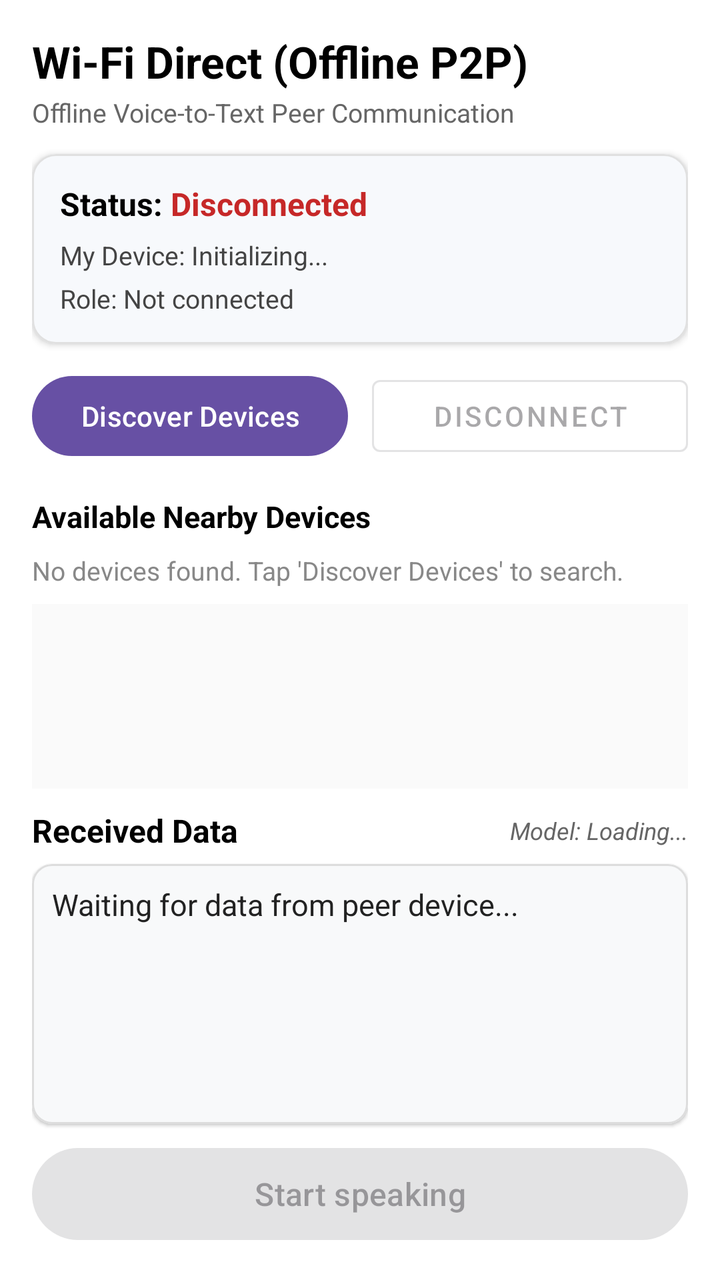
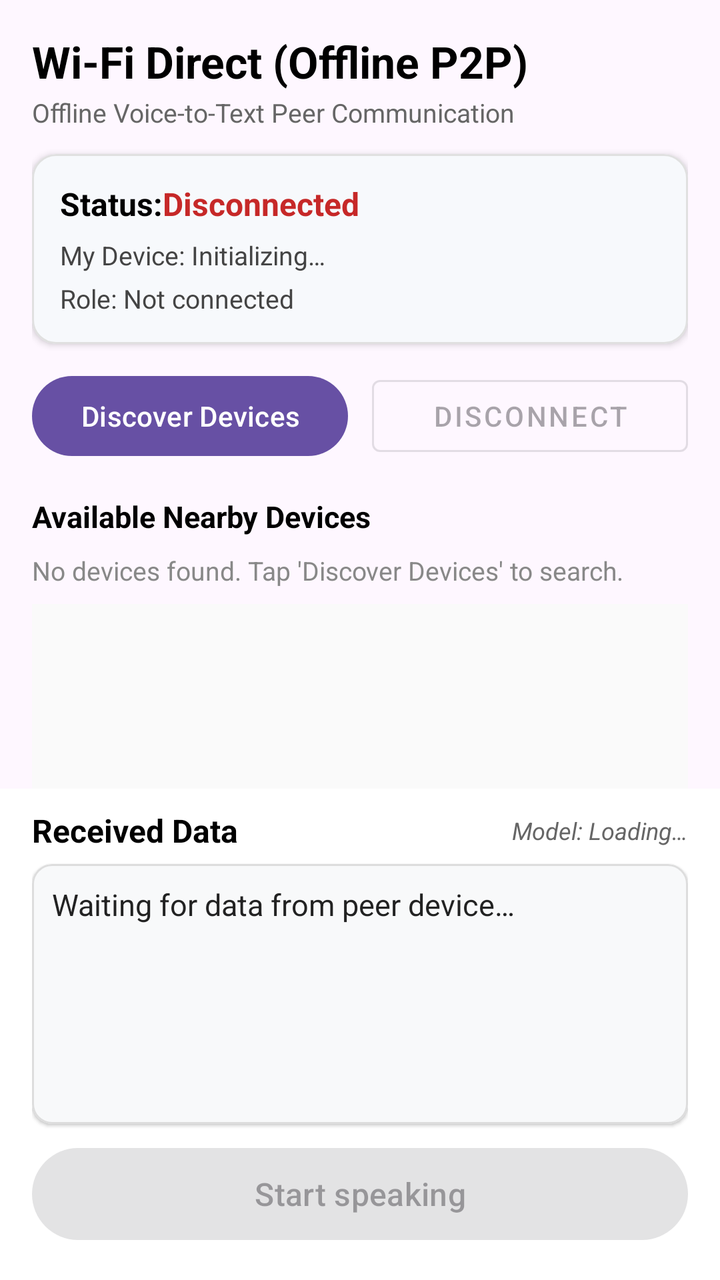

Two renders of the same Android screen: before a commit and after it. Below are the layout's source before the change and the commit's diff.
<!-- AndroidManifest.xml: application theme Theme.ITantraSIH -->
<!-- res/layout/activity_main.xml -->
<?xml version="1.0" encoding="utf-8"?>
<androidx.constraintlayout.widget.ConstraintLayout xmlns:android="http://schemas.android.com/apk/res/android"
    xmlns:app="http://schemas.android.com/apk/res-auto"
    xmlns:tools="http://schemas.android.com/tools"
    android:id="@+id/main"
    android:layout_width="match_parent"
    android:layout_height="match_parent"
    android:background="#FFFFFF"
    tools:context=".MainActivity">

    
    <androidx.core.widget.NestedScrollView
        android:id="@+id/scrollViewContent"
        android:layout_width="0dp"
        android:layout_height="0dp"
        android:fillViewport="true"
        app:layout_constraintTop_toTopOf="parent"
        app:layout_constraintBottom_toTopOf="@id/bottomSection"
        app:layout_constraintStart_toStartOf="parent"
        app:layout_constraintEnd_toEndOf="parent">

        <LinearLayout
            android:layout_width="match_parent"
            android:layout_height="wrap_content"
            android:orientation="vertical"
            android:padding="16dp">

            
            <TextView
                android:id="@+id/tvTitle"
                android:layout_width="wrap_content"
                android:layout_height="wrap_content"
                android:text="Wi-Fi Direct (Offline P2P)"
                android:textSize="22sp"
                android:textStyle="bold"
                android:textColor="@color/black" />

            <TextView
                android:id="@+id/tvSubtitle"
                android:layout_width="wrap_content"
                android:layout_height="wrap_content"
                android:layout_marginTop="2dp"
                android:text="Offline Voice-to-Text Peer Communication"
                android:textSize="13sp"
                android:textColor="#666666" />

            
            <com.google.android.material.card.MaterialCardView
                android:layout_width="match_parent"
                android:layout_height="wrap_content"
                android:layout_marginTop="12dp"
                app:cardCornerRadius="12dp"
                app:cardElevation="2dp"
                app:cardBackgroundColor="@color/card_bg"
                app:strokeWidth="1dp"
                app:strokeColor="#E0E0E0">

                <LinearLayout
                    android:layout_width="match_parent"
                    android:layout_height="wrap_content"
                    android:orientation="vertical"
                    android:padding="14dp">

                    <LinearLayout
                        android:layout_width="match_parent"
                        android:layout_height="wrap_content"
                        android:orientation="horizontal"
                        android:gravity="center_vertical">

                        <TextView
                            android:layout_width="wrap_content"
                            android:layout_height="wrap_content"
                            android:text="Status: "
                            android:textSize="16sp"
                            android:textStyle="bold"
                            android:textColor="@color/black" />

                        <TextView
                            android:id="@+id/tvConnectionStatus"
                            android:layout_width="wrap_content"
                            android:layout_height="wrap_content"
                            android:text="Disconnected"
                            android:textSize="16sp"
                            android:textStyle="bold"
                            android:textColor="@color/status_disconnected" />
                    </LinearLayout>

                    <TextView
                        android:id="@+id/tvMyDeviceDetails"
                        android:layout_width="wrap_content"
                        android:layout_height="wrap_content"
                        android:layout_marginTop="6dp"
                        android:text="My Device: Initializing..."
                        android:textSize="13sp"
                        android:textColor="#444444" />

                    <TextView
                        android:id="@+id/tvRoleDetails"
                        android:layout_width="wrap_content"
                        android:layout_height="wrap_content"
                        android:layout_marginTop="4dp"
                        android:text="Role: Not connected"
                        android:textSize="13sp"
                        android:textColor="#444444" />

                </LinearLayout>
            </com.google.android.material.card.MaterialCardView>

            
            <LinearLayout
                android:layout_width="match_parent"
                android:layout_height="wrap_content"
                android:layout_marginTop="12dp"
                android:orientation="horizontal">

                <Button
                    android:id="@+id/btnDiscover"
                    android:layout_width="0dp"
                    android:layout_height="wrap_content"
                    android:layout_weight="1"
                    android:layout_marginEnd="6dp"
                    android:text="Discover Devices" />

                <Button
                    android:id="@+id/btnDisconnect"
                    android:layout_width="0dp"
                    android:layout_height="wrap_content"
                    android:layout_weight="1"
                    android:layout_marginStart="6dp"
                    android:enabled="false"
                    android:text="Disconnect"
                    style="@style/Widget.MaterialComponents.Button.OutlinedButton" />

            </LinearLayout>

            
            <TextView
                android:layout_width="wrap_content"
                android:layout_height="wrap_content"
                android:layout_marginTop="16dp"
                android:text="Available Nearby Devices"
                android:textSize="15sp"
                android:textStyle="bold"
                android:textColor="@color/black" />

            <TextView
                android:id="@+id/tvEmptyDevices"
                android:layout_width="match_parent"
                android:layout_height="wrap_content"
                android:layout_marginTop="8dp"
                android:text="No devices found. Tap 'Discover Devices' to search."
                android:textSize="13sp"
                android:textColor="#888888" />

            <ListView
                android:id="@+id/lvDevices"
                android:layout_width="match_parent"
                android:layout_height="120dp"
                android:layout_marginTop="8dp"
                android:background="#FAFAFA"
                android:divider="#E0E0E0"
                android:dividerHeight="1dp" />

        </LinearLayout>
    </androidx.core.widget.NestedScrollView>

    
    <LinearLayout
        android:id="@+id/bottomSection"
        android:layout_width="0dp"
        android:layout_height="wrap_content"
        android:orientation="vertical"
        android:paddingStart="16dp"
        android:paddingEnd="16dp"
        android:paddingTop="10dp"
        android:paddingBottom="16dp"
        android:background="#FFFFFF"
        app:layout_constraintBottom_toBottomOf="parent"
        app:layout_constraintStart_toStartOf="parent"
        app:layout_constraintEnd_toEndOf="parent">

        
        <LinearLayout
            android:layout_width="match_parent"
            android:layout_height="wrap_content"
            android:orientation="horizontal"
            android:gravity="center_vertical">

            <TextView
                android:id="@+id/tvReceivedDataTitle"
                android:layout_width="0dp"
                android:layout_height="wrap_content"
                android:layout_weight="1"
                android:text="Received Data"
                android:textSize="16sp"
                android:textStyle="bold"
                android:textColor="@color/black" />

            <TextView
                android:id="@+id/tvModelStatus"
                android:layout_width="wrap_content"
                android:layout_height="wrap_content"
                android:text="Model: Loading..."
                android:textSize="12sp"
                android:textStyle="italic"
                android:textColor="#666666" />
        </LinearLayout>

        
        <com.google.android.material.card.MaterialCardView
            android:layout_width="match_parent"
            android:layout_height="wrap_content"
            android:layout_marginTop="6dp"
            app:cardCornerRadius="10dp"
            app:cardElevation="1dp"
            app:cardBackgroundColor="#F8F9FA"
            app:strokeWidth="1dp"
            app:strokeColor="#DDDDDD">

            <ScrollView
                android:id="@+id/scrollReceivedData"
                android:layout_width="match_parent"
                android:layout_height="130dp"
                android:fillViewport="true"
                android:padding="10dp">

                <TextView
                    android:id="@+id/tvReceivedData"
                    android:layout_width="match_parent"
                    android:layout_height="wrap_content"
                    android:text="Waiting for data from peer device...\n"
                    android:textSize="15sp"
                    android:lineSpacingExtra="3dp"
                    android:textColor="#222222" />
            </ScrollView>
        </com.google.android.material.card.MaterialCardView>

        
        <TextView
            android:id="@+id/tvSpeakingStatus"
            android:layout_width="match_parent"
            android:layout_height="wrap_content"
            android:layout_marginTop="6dp"
            android:text=""
            android:textSize="13sp"
            android:textStyle="italic"
            android:textColor="#1976D2"
            android:visibility="gone" />

        
        <Button
            android:id="@+id/btnToggleSpeaking"
            android:layout_width="match_parent"
            android:layout_height="54dp"
            android:layout_marginTop="8dp"
            android:enabled="false"
            android:text="Start speaking"
            android:textSize="16sp" />

    </LinearLayout>

</androidx.constraintlayout.widget.ConstraintLayout>
<!-- resources referenced by this layout -->
<resources>
  <color name="black">#FF000000</color>
  <color name="card_bg">#F7F9FC</color>
  <color name="status_disconnected">#C62828</color>
  <style name="Theme.ITantraSIH" parent="Base.Theme.ITantraSIH" />
  <style name="Base.Theme.ITantraSIH" parent="Theme.Material3.DayNight.NoActionBar">
          
          
      </style>
</resources>

<!-- the commit's change to res/layout/activity_main.xml (unified diff, before → after) -->
@@ -5,7 +5,6 @@
     android:id="@+id/main"
     android:layout_width="match_parent"
     android:layout_height="match_parent"
-    android:background="#FFFFFF"
     tools:context=".MainActivity">
 
     
@@ -30,7 +29,7 @@
                 android:id="@+id/tvTitle"
                 android:layout_width="wrap_content"
                 android:layout_height="wrap_content"
-                android:text="Wi-Fi Direct (Offline P2P)"
+                android:text="@string/app_title"
                 android:textSize="22sp"
                 android:textStyle="bold"
                 android:textColor="@color/black" />
@@ -40,7 +39,7 @@
                 android:layout_width="wrap_content"
                 android:layout_height="wrap_content"
                 android:layout_marginTop="2dp"
-                android:text="Offline Voice-to-Text Peer Communication"
+                android:text="@string/app_subtitle"
                 android:textSize="13sp"
                 android:textColor="#666666" />
 
@@ -70,7 +69,7 @@
                         <TextView
                             android:layout_width="wrap_content"
                             android:layout_height="wrap_content"
-                            android:text="Status: "
+                            android:text="@string/status_label"
                             android:textSize="16sp"
                             android:textStyle="bold"
                             android:textColor="@color/black" />
@@ -79,7 +78,7 @@
                             android:id="@+id/tvConnectionStatus"
                             android:layout_width="wrap_content"
                             android:layout_height="wrap_content"
-                            android:text="Disconnected"
+                            android:text="@string/disconnected"
                             android:textSize="16sp"
                             android:textStyle="bold"
                             android:textColor="@color/status_disconnected" />
@@ -90,7 +89,7 @@
                         android:layout_width="wrap_content"
                         android:layout_height="wrap_content"
                         android:layout_marginTop="6dp"
-                        android:text="My Device: Initializing..."
+                        android:text="@string/my_device_init"
                         android:textSize="13sp"
                         android:textColor="#444444" />
 
@@ -99,7 +98,7 @@
                         android:layout_width="wrap_content"
                         android:layout_height="wrap_content"
                         android:layout_marginTop="4dp"
-                        android:text="Role: Not connected"
+                        android:text="@string/role_not_connected"
                         android:textSize="13sp"
                         android:textColor="#444444" />
 
@@ -119,7 +118,8 @@
                     android:layout_height="wrap_content"
                     android:layout_weight="1"
                     android:layout_marginEnd="6dp"
-                    android:text="Discover Devices" />
+                    android:text="@string/discover_devices"
+                    tools:ignore="ButtonStyle" />
 
                 <Button
                     android:id="@+id/btnDisconnect"
@@ -128,7 +128,7 @@
                     android:layout_weight="1"
                     android:layout_marginStart="6dp"
                     android:enabled="false"
-                    android:text="Disconnect"
+                    android:text="@string/disconnect"
                     style="@style/Widget.MaterialComponents.Button.OutlinedButton" />
 
             </LinearLayout>
@@ -138,7 +138,7 @@
                 android:layout_width="wrap_content"
                 android:layout_height="wrap_content"
                 android:layout_marginTop="16dp"
-                android:text="Available Nearby Devices"
+                android:text="@string/nearby_devices_header"
                 android:textSize="15sp"
                 android:textStyle="bold"
                 android:textColor="@color/black" />
@@ -148,7 +148,7 @@
                 android:layout_width="match_parent"
                 android:layout_height="wrap_content"
                 android:layout_marginTop="8dp"
-                android:text="No devices found. Tap 'Discover Devices' to search."
+                android:text="@string/no_devices_hint"
                 android:textSize="13sp"
                 android:textColor="#888888" />
 
@@ -174,7 +174,7 @@
         android:paddingEnd="16dp"
         android:paddingTop="10dp"
         android:paddingBottom="16dp"
-        android:background="#FFFFFF"
+        android:background="@color/white"
         app:layout_constraintBottom_toBottomOf="parent"
         app:layout_constraintStart_toStartOf="parent"
         app:layout_constraintEnd_toEndOf="parent">
@@ -191,7 +191,7 @@
                 android:layout_width="0dp"
                 android:layout_height="wrap_content"
                 android:layout_weight="1"
-                android:text="Received Data"
+                android:text="@string/received_data_title"
                 android:textSize="16sp"
                 android:textStyle="bold"
                 android:textColor="@color/black" />
@@ -200,7 +200,7 @@
                 android:id="@+id/tvModelStatus"
                 android:layout_width="wrap_content"
                 android:layout_height="wrap_content"
-                android:text="Model: Loading..."
+                android:text="@string/model_loading"
                 android:textSize="12sp"
                 android:textStyle="italic"
                 android:textColor="#666666" />
@@ -228,7 +228,7 @@
                     android:id="@+id/tvReceivedData"
                     android:layout_width="match_parent"
                     android:layout_height="wrap_content"
-                    android:text="Waiting for data from peer device...\n"
+                    android:text="@string/waiting_for_data"
                     android:textSize="15sp"
                     android:lineSpacingExtra="3dp"
                     android:textColor="#222222" />
@@ -254,7 +254,7 @@
             android:layout_height="54dp"
             android:layout_marginTop="8dp"
             android:enabled="false"
-            android:text="Start speaking"
+            android:text="@string/start_speaking"
             android:textSize="16sp" />
 
     </LinearLayout>
<!-- resource entries referenced after the edit -->
@@ -3,6 +3,21 @@
   <color name="black">#FF000000</color>
   <color name="card_bg">#F7F9FC</color>
   <color name="status_disconnected">#C62828</color>
+  <color name="white">#FFFFFFFF</color>
+  <string name="app_subtitle">Offline Voice-to-Text Peer Communication</string>
+  <string name="app_title">Wi-Fi Direct (Offline P2P)</string>
+  <string name="disconnect">Disconnect</string>
+  <string name="disconnected">Disconnected</string>
+  <string name="discover_devices">Discover Devices</string>
+  <string name="model_loading">Model: Loading…</string>
+  <string name="my_device_init">My Device: Initializing…</string>
+  <string name="nearby_devices_header">Available Nearby Devices</string>
+  <string name="no_devices_hint">No devices found. Tap \'Discover Devices\' to search.</string>
+  <string name="received_data_title">Received Data</string>
+  <string name="role_not_connected">Role: Not connected</string>
+  <string name="start_speaking">Start speaking</string>
+  <string name="status_label">Status: </string>
+  <string name="waiting_for_data">Waiting for data from peer device…\n</string>
   <style name="Theme.ITantraSIH" parent="Base.Theme.ITantraSIH" />
   <style name="Base.Theme.ITantraSIH" parent="Theme.Material3.DayNight.NoActionBar">
           
